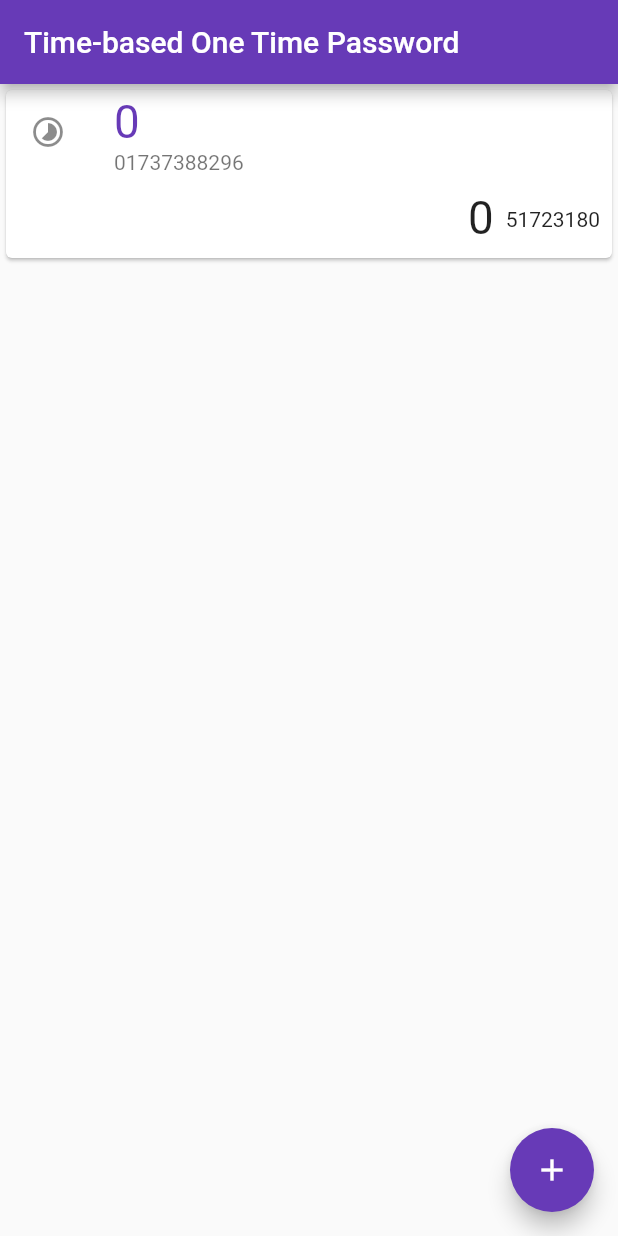
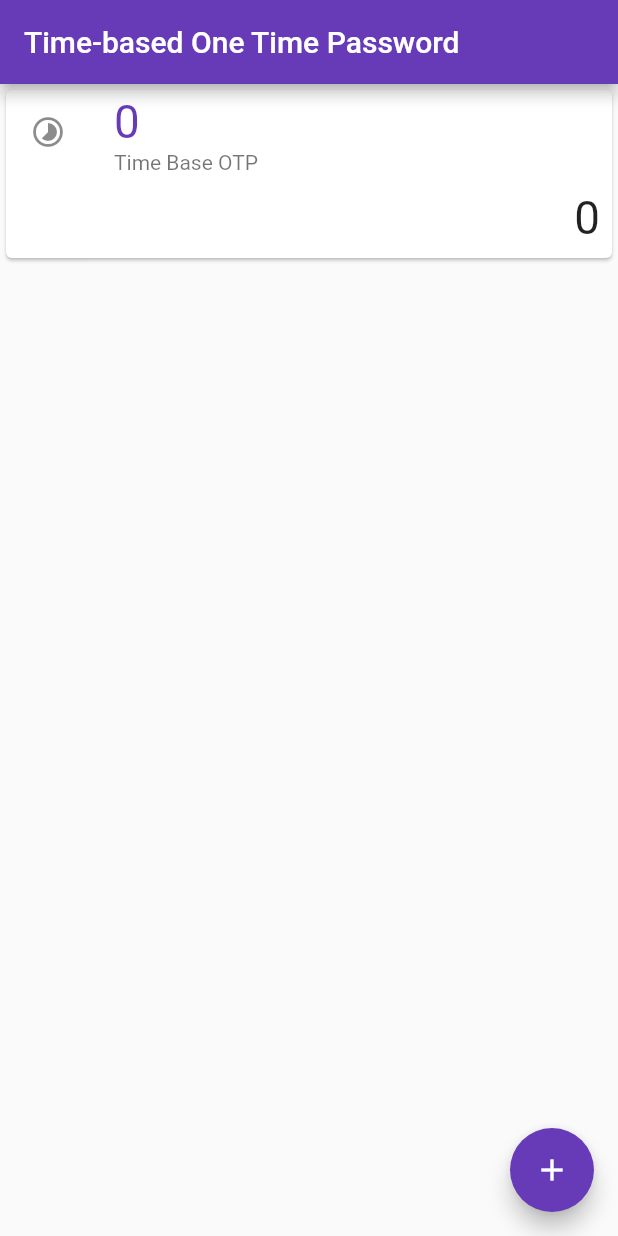
Before and after one commit to vubon/dart-totp, a Flutter app: the screen it shows after launch, on a phone screen of 412 x 824 dp. Run offline on Flutter 3.47's test engine with Material 2 defaults, Android fonts, the phone set to English and light mode, and no system bars; missing offline and left inert: barcode_scan, base32, countdown.

Commit message:
document updated

```diff
--- a/lib/main.dart
+++ b/lib/main.dart
@@ -1,5 +1,4 @@
 import 'dart:async';
-import 'dart:math';
 
 import 'package:flutter/material.dart';
 
@@ -105,19 +104,8 @@ class _MyHomePageState extends State<MyHomePage> {
       ),
       body: new Center(
         child: new Column(
-         // mainAxisAlignment: MainAxisAlignment.center,
+          // mainAxisAlignment: MainAxisAlignment.center,
           children: <Widget>[
-//            new Text("$totp",
-//                style:
-//                    new TextStyle(color: Colors.deepPurple, fontSize: 30.10)),
-//            new Text(val.toString()),
-//            new RaisedButton(
-//              child: new Text("Click"),
-//              onPressed: _randomNumber,
-//              color: Colors.deepPurple,
-//              textColor: Colors.white,
-//            )
-
             new Card(
               child: new Column(
                 mainAxisSize: MainAxisSize.min,
@@ -129,7 +117,7 @@ class _MyHomePageState extends State<MyHomePage> {
                       style: new TextStyle(
                           color: Colors.deepPurple, fontSize: 30.50),
                     ),
-                    subtitle: new Text('01737388296'),
+                    subtitle: new Text('Time Base OTP'),
                   ),
                   new ButtonTheme.bar(
                     // make buttons use the appropriate styles for cards
@@ -139,13 +127,6 @@ class _MyHomePageState extends State<MyHomePage> {
                           val.toString(),
                           style: new TextStyle(fontSize: 30.50),
                         ),
-                        new Text((((new DateTime.now().millisecondsSinceEpoch ~/
-                                        1000)
-                                    .round()) ~/
-                                30)
-                            .floor()
-                            .toString()
-                        )
                       ],
                     ),
                   ),
--- a/pubspec.yaml
+++ b/pubspec.yaml
@@ -9,8 +9,9 @@ dependencies:
   # Use with the CupertinoIcons class for iOS style icons.
   cupertino_icons: ^0.1.2
   barcode_scan: "^0.0.4"
-  countdown: "^0.0.3"
-  base32: 1.0.0
+  countdown: "^0.1.0"
+  base32: ^1.0.1
+  crypto: ^2.0.6
 
 
 dev_dependencies:
```
Also changed, not shown: pubspec.lock, 1 other file.
